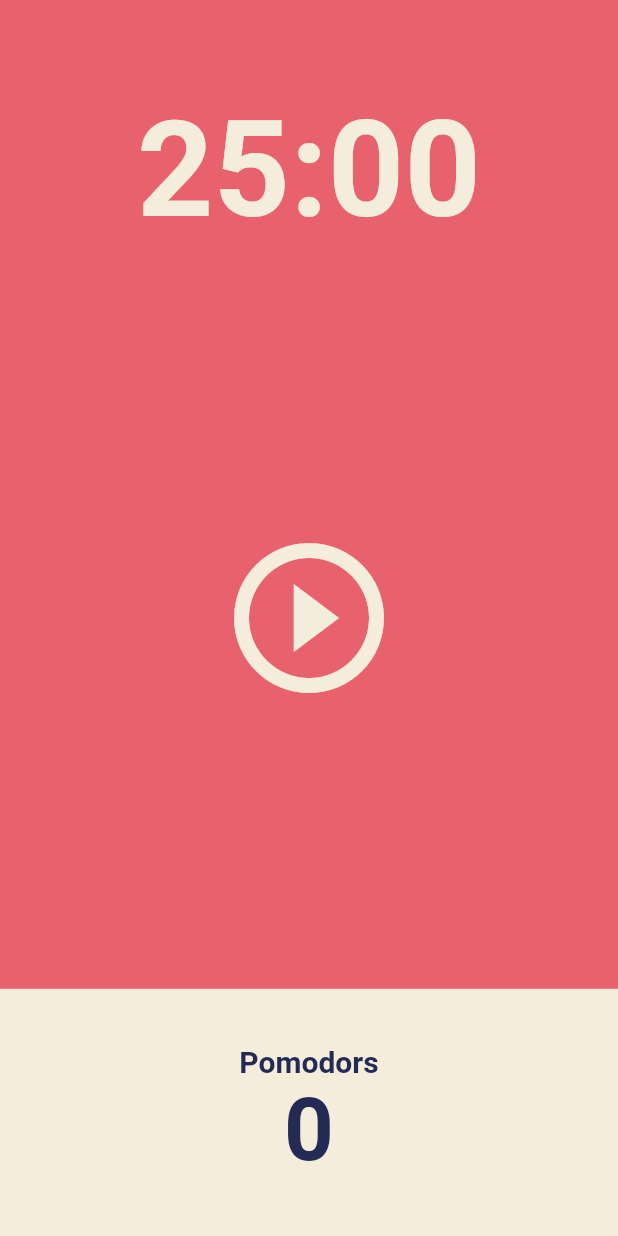
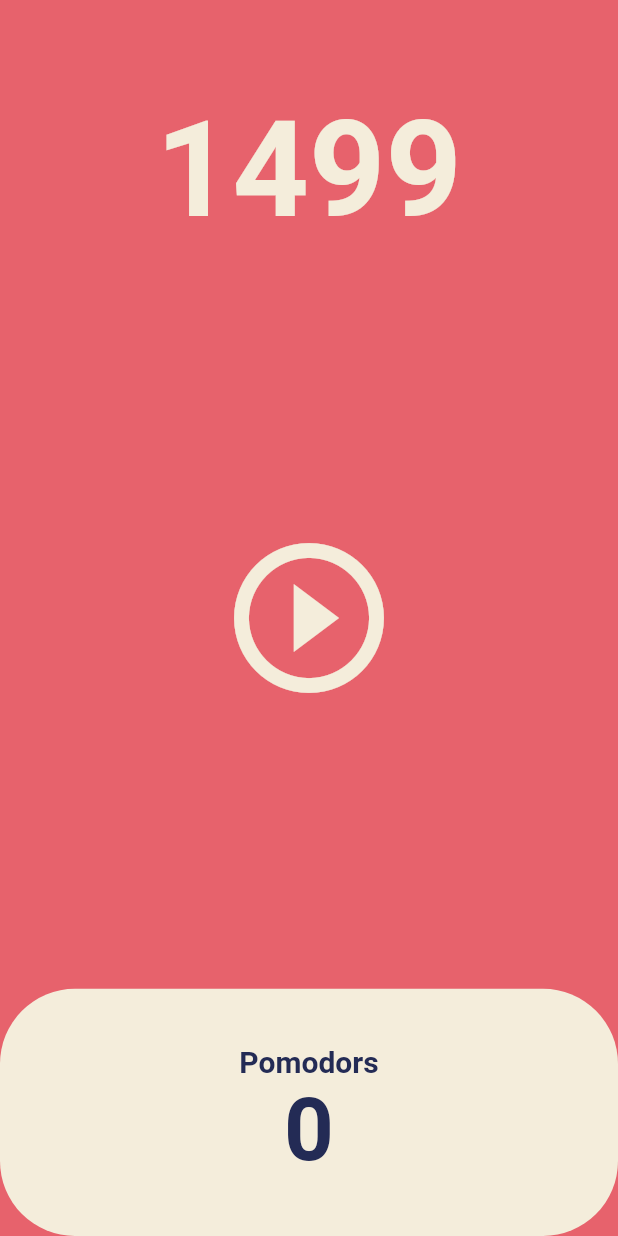
Before and after one commit to ara-zo/pomodoro_app, a Flutter app: the screen it shows after launch, after a tap on the "play circle outline" icon, on a phone screen of 412 x 824 dp. Run offline on Flutter 3.47's test engine with Material 2 defaults, Android fonts, the phone set to English and light mode, and no system bars.

Commit message:
:sparkles: 1초마다 줄어드는 타이머 기능 추가

```diff
--- a/lib/screens/home_screen.dart
+++ b/lib/screens/home_screen.dart
@@ -1,3 +1,5 @@
+import 'dart:async';
+
 import 'package:flutter/material.dart';
 
 class HomeScreen extends StatefulWidget {
@@ -8,6 +10,22 @@ class HomeScreen extends StatefulWidget {
 }
 
 class _HomeScreenState extends State<HomeScreen> {
+  int totalSeconds = 1500;
+  late Timer timer;
+
+  void onTick(Timer timer) {
+    setState(() {
+      totalSeconds = totalSeconds - 1;
+    });
+  }
+
+  void onStartPressed() {
+    timer = Timer.periodic(
+      const Duration(seconds: 1),
+      onTick,
+    );
+  }
+
   @override
   Widget build(BuildContext context) {
     return Scaffold(
@@ -19,7 +37,7 @@ class _HomeScreenState extends State<HomeScreen> {
             child: Container(
               alignment: Alignment.bottomCenter,
               child: Text(
-                '25:00',
+                '$totalSeconds',
                 style: TextStyle(
                   color: Theme.of(context).cardColor,
                   fontSize: 89,
@@ -34,7 +52,7 @@ class _HomeScreenState extends State<HomeScreen> {
               child: IconButton(
                 iconSize: 120,
                 color: Theme.of(context).cardColor,
-                onPressed: () {},
+                onPressed: onStartPressed,
                 icon: const Icon(
                   Icons.play_circle_outline,
                 ),
@@ -48,8 +66,8 @@ class _HomeScreenState extends State<HomeScreen> {
                 Expanded(
                   child: Container(
                     decoration: BoxDecoration(
-                      color: Theme.of(context).cardColor,
-                    ),
+                        color: Theme.of(context).cardColor,
+                        borderRadius: BorderRadius.circular(50)),
                     child: Column(
                       mainAxisAlignment: MainAxisAlignment.center,
                       children: [
```
